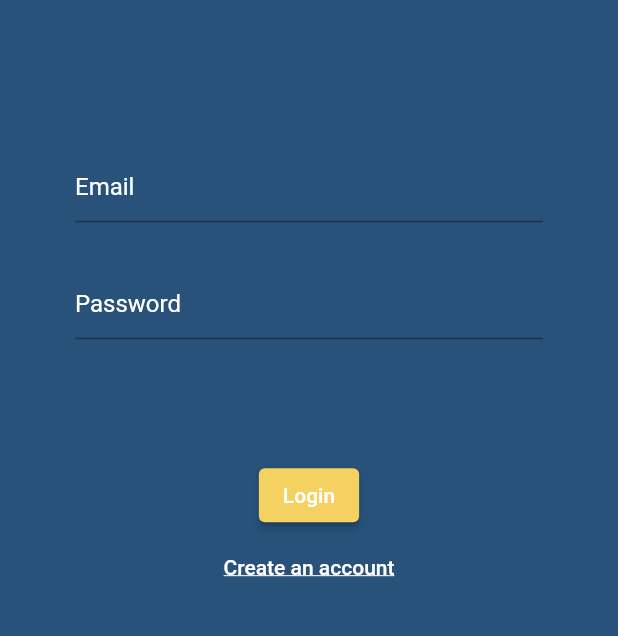
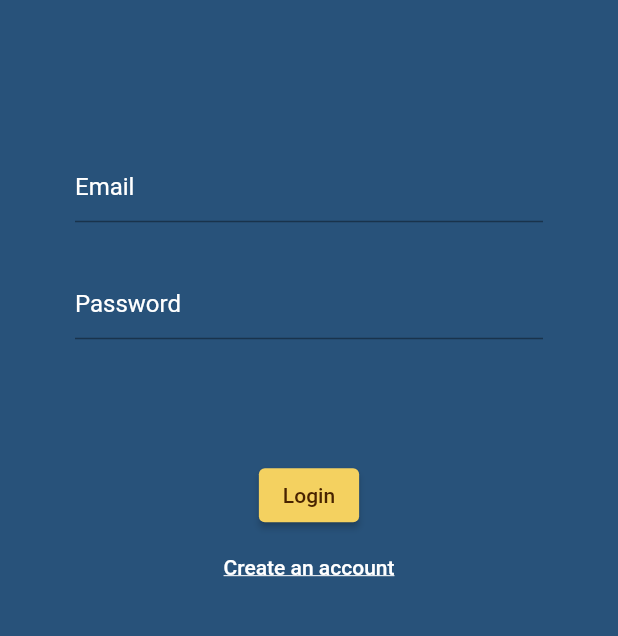
Before and after one commit to yanoojp/restaurant_talks, a Flutter app: the screen it shows after launch, on a phone screen of 412 x 824 dp, the part 356-992 px from its top. Run offline on Flutter 3.47's test engine with Material 2 defaults, Android fonts, the phone set to English and light mode, and no system bars; our stand-ins replace flutter_riverpod, freezed_annotation, go_router, google_fonts.

Commit message:
update design

```diff
--- a/lib/constants/variables.dart
+++ b/lib/constants/variables.dart
@@ -20,7 +20,7 @@ const Color lightBlue = Color(0xFF8ac4d0);
 const Color darkYellow = Color(0xFFf4d160);
 const Color lightYellow = Color(0xFFfbeeac);
 const Color whiteColor = Color(0xFFffffff);
-const Color blackColor = Color(0xFF000000);
+const Color blackColor = Color(0xff482300);
 
 // Integers
 const double appTitleFontSize = 30;
--- a/lib/views/screens/users/login_screen.dart
+++ b/lib/views/screens/users/login_screen.dart
@@ -59,6 +59,7 @@ class LoginScreen extends ConsumerWidget {
               style: ElevatedButton.styleFrom(backgroundColor: darkYellow),
               child: const Text(
                 loginButton,
+                style: TextStyle(color: blackColor),
               ),
             ),
             TextButton(
```
